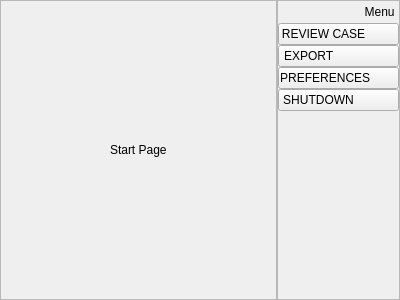
Qt form flipVerticalLayout/formstart.ui (laszlo-avotra-tips/layout) before a commit.
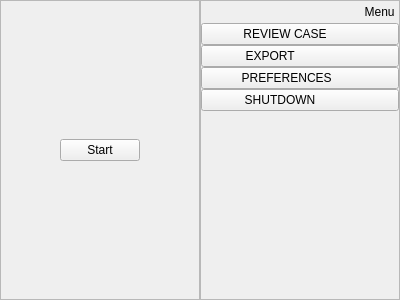
The same form after that commit.

```diff
--- a/flipVerticalLayout/formstart.ui
+++ b/flipVerticalLayout/formstart.ui
@@ -60,9 +60,9 @@
          </spacer>
         </item>
         <item>
-         <widget class="QLabel" name="label">
+         <widget class="QPushButton" name="pushButton">
           <property name="text">
-           <string>Start Page</string>
+           <string>Start</string>
           </property>
          </widget>
         </item>
@@ -88,7 +88,7 @@
     <widget class="QFrame" name="frameMenu">
      <property name="maximumSize">
       <size>
-       <width>123</width>
+       <width>16777215</width>
        <height>16777215</height>
       </size>
      </property>
```
Left out of the diff: 6 changed lines with no effect on the pictures.
